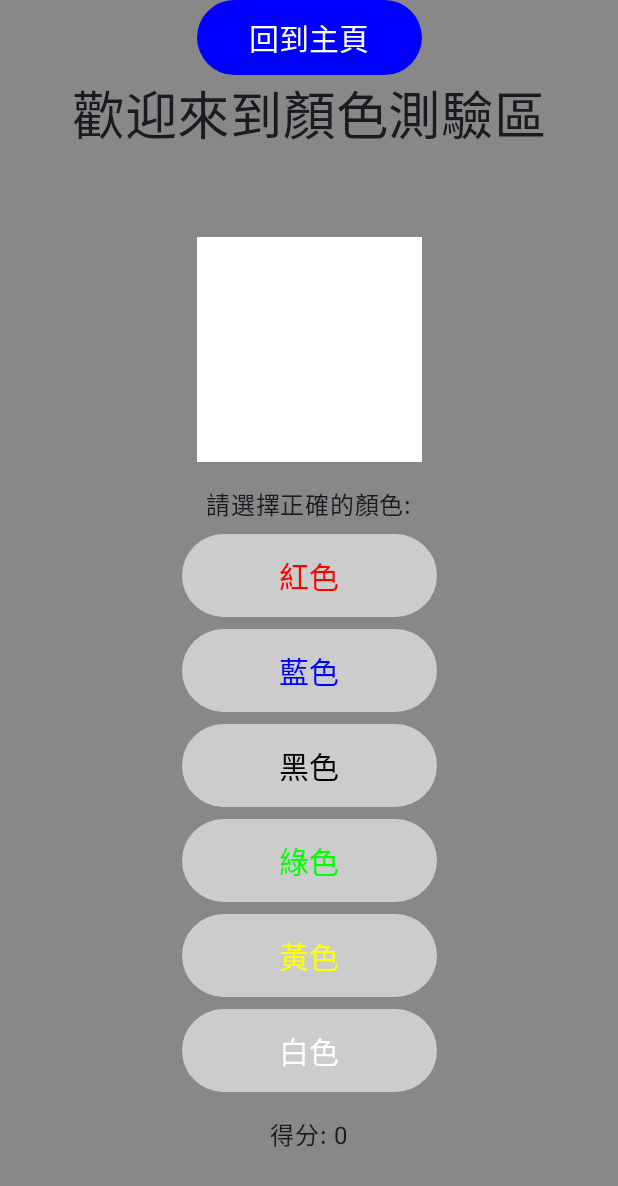
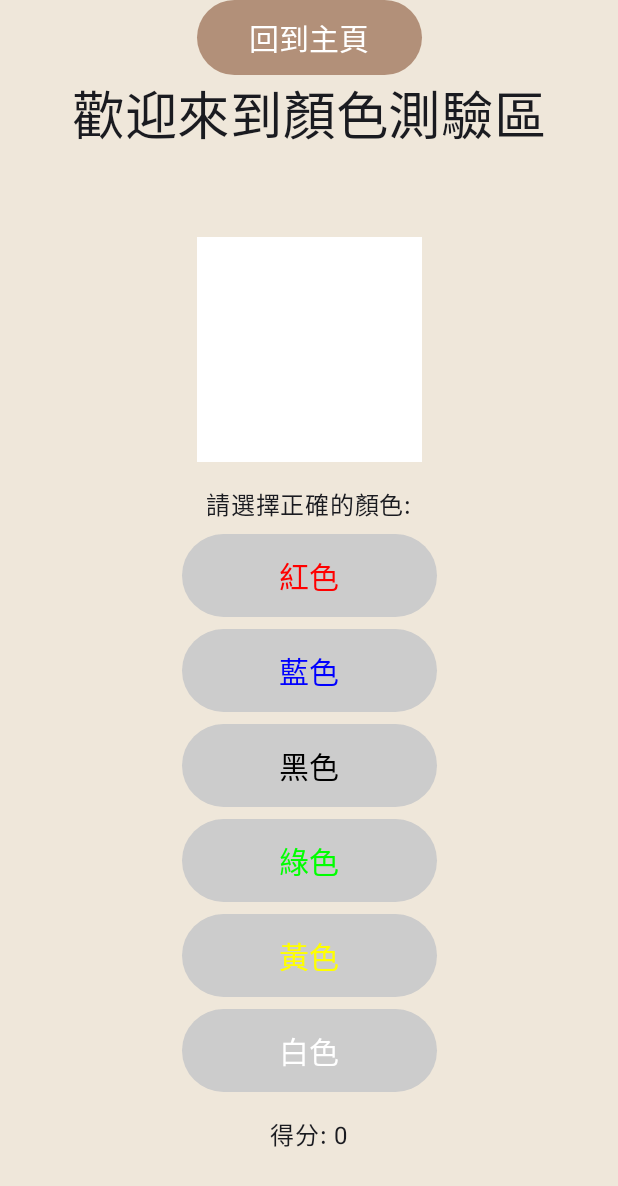
Before and after one commit to cindili1215/finalproject2, an Android app built with Jetpack Compose: the SecondActivity screen opened directly, with no data from a screen before it, on a phone screen of 412 x 824 dp. Shown: the top 1186 px of the screen. Run offline under Robolectric (Android 15) with nearby library versions, the phone set to English and light mode, and no system bars.

Commit message:
按鈕背景色2

```diff
--- a/app/src/main/java/tw/edu/pu/csim/cindi/finalproject2/SecondActivity.kt
+++ b/app/src/main/java/tw/edu/pu/csim/cindi/finalproject2/SecondActivity.kt
@@ -8,6 +8,7 @@ import androidx.activity.compose.setContent
 import androidx.compose.foundation.background
 import androidx.compose.foundation.layout.*
 import androidx.compose.material3.*
+import androidx.compose.material3.ButtonDefaults.buttonColors
 import androidx.compose.runtime.*
 import androidx.compose.ui.Alignment
 import androidx.compose.ui.Modifier
@@ -46,7 +47,7 @@ fun ColorQuizScreen() {
     Column(
         modifier = Modifier
             .fillMaxSize()
-            .background(Color.Gray), // Set the background color here
+            .background(Color(android.graphics.Color.parseColor("#EFE7DA"))), // Set the background color here
         verticalArrangement = Arrangement.Center,
         horizontalAlignment = Alignment.CenterHorizontally
     ) {
@@ -54,9 +55,7 @@ fun ColorQuizScreen() {
             onClick = {
                 activity.finish()
             },
-            colors = ButtonDefaults.buttonColors(
-                containerColor = Color.Blue,
-                contentColor = Color.White
+            colors = buttonColors(Color(android.graphics.Color.parseColor("#B29079"))
             ),
             modifier = Modifier.size(150.dp, 50.dp) // Set button size here
         ) {
```
